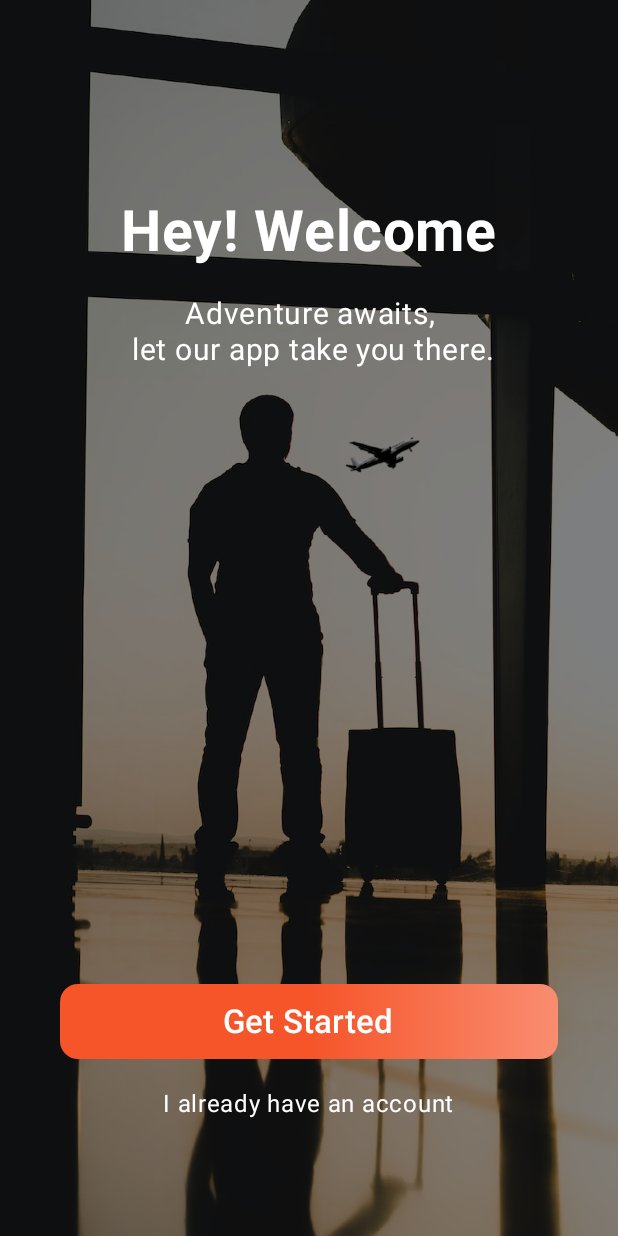
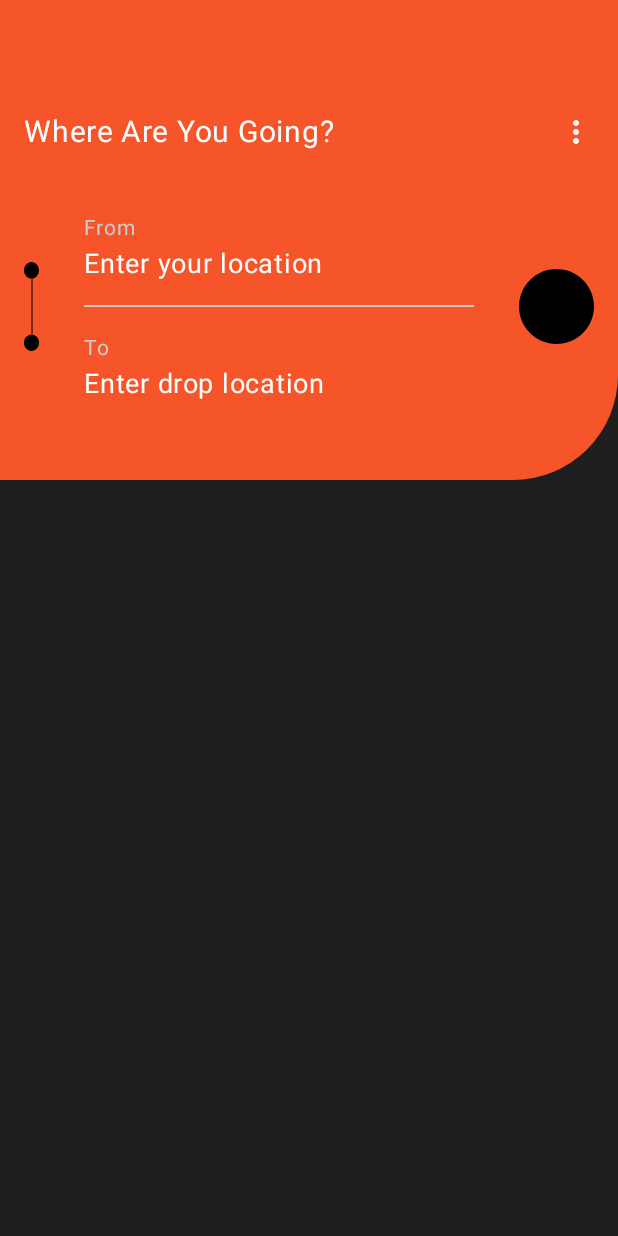
Before and after one commit to udaychugh/TravelMate, an Android app built with Jetpack Compose: the screen it shows after launch (PreAuthActivity before the commit, HomeScreenActivity after it), on a phone screen of 412 x 824 dp. Run offline under Robolectric (Android 15) with nearby library versions, the phone set to English and light mode, and no system bars.

Commit message:
added home screens

```diff
--- a/app/src/main/java/com/freelab/tech/travelmate/ui/home/HomeScreenActivity.kt
+++ b/app/src/main/java/com/freelab/tech/travelmate/ui/home/HomeScreenActivity.kt
@@ -11,6 +11,7 @@ import androidx.compose.material3.Text
 import androidx.compose.runtime.Composable
 import androidx.compose.ui.Modifier
 import androidx.compose.ui.tooling.preview.Preview
+import com.freelab.tech.travelmate.ui.navigation.HomeNavigation
 import com.freelab.tech.travelmate.ui.theme.TravelMateTheme
 
 class HomeScreenActivity : ComponentActivity() {
@@ -19,29 +20,8 @@ class HomeScreenActivity : ComponentActivity() {
         enableEdgeToEdge()
         setContent {
             TravelMateTheme {
-                Scaffold(modifier = Modifier.fillMaxSize()) { innerPadding ->
-                    Greeting(
-                        name = "Android",
-                        modifier = Modifier.padding(innerPadding)
-                    )
-                }
+                HomeNavigation()
             }
         }
     }
 }
-
-@Composable
-fun Greeting(name: String, modifier: Modifier = Modifier) {
-    Text(
-        text = "Hello $name!",
-        modifier = modifier
-    )
-}
-
-@Preview(showBackground = true)
-@Composable
-fun GreetingPreview() {
-    TravelMateTheme {
-        Greeting("Android")
-    }
-}
--- /dev/null
+++ b/app/src/main/java/com/freelab/tech/travelmate/ui/home/screens/HomeScreen.kt
@@ -0,0 +1,33 @@
+package com.freelab.tech.travelmate.ui.home.screens
+
+import androidx.compose.foundation.background
+import androidx.compose.foundation.gestures.Orientation
+import androidx.compose.foundation.gestures.scrollable
+import androidx.compose.foundation.layout.Box
+import androidx.compose.foundation.layout.fillMaxSize
+import androidx.compose.foundation.rememberScrollState
+import androidx.compose.material3.Text
+import androidx.compose.runtime.Composable
+import androidx.compose.ui.Modifier
+import androidx.compose.ui.tooling.preview.Preview
+import com.freelab.tech.travelmate.ui.navigation.LocalHomeNavController
+import com.freelab.tech.travelmate.ui.theme.bgBlack
+
+@Composable
+@Preview(showBackground = true)
+fun HomeScreen() {
+    val navController = LocalHomeNavController.current
+    Box(
+        modifier = Modifier
+            .fillMaxSize()
+            .scrollable(
+                orientation = Orientation.Vertical,
+                state = rememberScrollState()
+            )
+            .background(
+                color = bgBlack
+            )
+    ) {
+        Text(text = "Hello Home")
+    }
+}
--- /dev/null
+++ b/app/src/main/java/com/freelab/tech/travelmate/ui/home/screens/ProfileScreen.kt
@@ -0,0 +1,31 @@
+package com.freelab.tech.travelmate.ui.home.screens
+
+import androidx.compose.foundation.background
+import androidx.compose.foundation.gestures.Orientation
+import androidx.compose.foundation.gestures.scrollable
+import androidx.compose.foundation.layout.Box
+import androidx.compose.foundation.layout.fillMaxSize
+import androidx.compose.foundation.rememberScrollState
+import androidx.compose.material3.Text
+import androidx.compose.runtime.Composable
+import androidx.compose.ui.Modifier
+import com.freelab.tech.travelmate.ui.navigation.LocalHomeNavController
+import com.freelab.tech.travelmate.ui.theme.bgBlack
+
+@Composable
+fun ProfileScreen() {
+    val navController = LocalHomeNavController.current
+    Box(
+        modifier = Modifier
+            .fillMaxSize()
+            .scrollable(
+                orientation = Orientation.Vertical,
+                state = rememberScrollState()
+            )
+            .background(
+                color = bgBlack
+            )
+    ) {
+        Text(text = "Hello Profile")
+    }
+}
--- /dev/null
+++ b/app/src/main/java/com/freelab/tech/travelmate/ui/home/screens/StartScreen.kt
@@ -0,0 +1,210 @@
+package com.freelab.tech.travelmate.ui.home.screens
+
+import androidx.compose.foundation.background
+import androidx.compose.foundation.gestures.Orientation
+import androidx.compose.foundation.gestures.scrollable
+import androidx.compose.foundation.layout.Arrangement
+import androidx.compose.foundation.layout.Box
+import androidx.compose.foundation.layout.Column
+import androidx.compose.foundation.layout.Row
+import androidx.compose.foundation.layout.Spacer
+import androidx.compose.foundation.layout.fillMaxSize
+import androidx.compose.foundation.layout.fillMaxWidth
+import androidx.compose.foundation.layout.height
+import androidx.compose.foundation.layout.padding
+import androidx.compose.foundation.layout.width
+import androidx.compose.foundation.rememberScrollState
+import androidx.compose.foundation.shape.RoundedCornerShape
+import androidx.compose.foundation.text.BasicTextField
+import androidx.compose.material.icons.Icons
+import androidx.compose.material.icons.filled.MoreVert
+import androidx.compose.material3.Divider
+import androidx.compose.material3.Icon
+import androidx.compose.material3.Text
+import androidx.compose.runtime.Composable
+import androidx.compose.runtime.MutableState
+import androidx.compose.runtime.mutableStateOf
+import androidx.compose.runtime.remember
+import androidx.compose.ui.Alignment
+import androidx.compose.ui.Modifier
+import androidx.compose.ui.graphics.Color
+import androidx.compose.ui.graphics.vector.ImageVector
+import androidx.compose.ui.graphics.vector.rememberVectorPainter
+import androidx.compose.ui.res.painterResource
+import androidx.compose.ui.res.stringResource
+import androidx.compose.ui.res.vectorResource
+import androidx.compose.ui.text.TextStyle
+import androidx.compose.ui.tooling.preview.Preview
+import androidx.compose.ui.unit.dp
+import androidx.compose.ui.unit.sp
+import com.freelab.tech.travelmate.R
+import com.freelab.tech.travelmate.ui.navigation.LocalHomeNavController
+import com.freelab.tech.travelmate.ui.theme.bgBlack
+import com.freelab.tech.travelmate.ui.theme.darkOrange
+
+@Composable
+@Preview(showBackground = true)
+fun StartScreen() {
+    val navController = LocalHomeNavController.current
+    Box(
+        modifier = Modifier
+            .fillMaxSize()
+            .scrollable(
+                orientation = Orientation.Vertical,
+                state = rememberScrollState()
+            )
+            .background(
+                color = bgBlack
+            )
+    ) {
+        Box(
+            modifier = Modifier
+                .height(320.dp)
+                .fillMaxWidth()
+                .background(
+                    color = darkOrange,
+                    shape = RoundedCornerShape(
+                        bottomEnd = 70.dp
+                    )
+                )
+        )
+        Column(
+            modifier = Modifier
+                .fillMaxSize()
+                .padding(16.dp),
+        ) {
+            Spacer(modifier = Modifier.height(60.dp))
+
+            Row(
+                modifier = Modifier
+                    .fillMaxWidth(),
+                horizontalArrangement = Arrangement.SpaceBetween
+            ) {
+                Text(
+                    text = stringResource(
+                        id = R.string.start_screen_title
+                    ),
+                    color = Color.White,
+                    fontSize = 20.sp
+                )
+                Icon(
+                    imageVector = Icons.Filled.MoreVert,
+                    contentDescription = "More options",
+                    tint = Color.White
+                )
+            }
+
+            Spacer(modifier = Modifier.height(40.dp))
+
+            LocationSelector()
+
+        }
+    }
+}
+
+@Composable
+fun LocationSelector() {
+    val startLocation = remember {
+        mutableStateOf("")
+    }
+
+    val endLocation = remember {
+        mutableStateOf("")
+    }
+
+    Row(
+        modifier = Modifier
+            .fillMaxWidth(),
+        horizontalArrangement = Arrangement.SpaceBetween,
+        verticalAlignment = Alignment.CenterVertically
+    ) {
+        Icon(
+            painter = rememberVectorPainter(
+                image = ImageVector.vectorResource(id = R.drawable.ic_location_marks)
+            ),
+            contentDescription = "",
+            modifier = Modifier
+                .height(75.dp)
+                .width(10.dp)
+        )
+
+        Column(
+            modifier = Modifier
+                .weight(1f)
+                .padding(
+                    start = 30.dp,
+                    end = 30.dp
+                )
+        ) {
+            Text(
+                text = stringResource(
+                    id = R.string.start_screen_location_from
+                ),
+                color = Color.LightGray,
+                fontSize = 14.sp
+            )
+
+            LocationInput(
+                stringResource(
+                    id = R.string.start_screen_location_from_hint
+                ),
+                startLocation
+            )
+
+            Spacer(modifier = Modifier.height(15.dp))
+
+            Box(
+                modifier = Modifier
+                    .fillMaxWidth()
+                    .height(1.dp)
+                    .background(Color.LightGray)
+            )
+
+            Spacer(modifier = Modifier.height(15.dp))
+
+            Text(
+                text = stringResource(
+                    id = R.string.start_screen_location_to
+                ),
+                color = Color.LightGray,
+                fontSize = 14.sp
+            )
+
+            LocationInput(
+                stringResource(
+                    id = R.string.start_screen_location_to_hint
+                ),
+                endLocation
+            )
+        }
+
+        Icon(
+            painter = painterResource(id = R.drawable.ic_up_down),
+            contentDescription = "Reverse Options",
+        )
+
+    }
+}
+
+@Composable
+fun LocationInput(
+    hint: String,
+    fieldValue: MutableState<String>,
+) {
+    BasicTextField(
+        value = fieldValue.value,
+        onValueChange = { fieldValue.value = it },
+        singleLine = true,
+        textStyle = TextStyle(color = Color.White, fontSize = 18.sp),
+        decorationBox = { innerTextField ->
+            if (fieldValue.value.isEmpty()) {
+                Text(
+                    text = hint,
+                    color = Color.White,
+                    fontSize = 18.sp
+                )
+            }
+            innerTextField()
+        }
+    )
+}
--- /dev/null
+++ b/app/src/main/java/com/freelab/tech/travelmate/ui/navigation/NavConstants.kt
@@ -0,0 +1,13 @@
+package com.freelab.tech.travelmate.ui.navigation
+
+enum class NavConstants(val screen: String) {
+    INTRO("intro"),
+    REGISTER_ONE("register_one"),
+    REGISTER_TWO("register_two"),
+    LOGIN("login"),
+    HOME("home"),
+    START("start"),
+    PROFILE("profile"),
+
+
+}
--- a/app/src/main/java/com/freelab/tech/travelmate/ui/navigation/NavController.kt
+++ b/app/src/main/java/com/freelab/tech/travelmate/ui/navigation/NavController.kt
@@ -7,32 +7,59 @@ import androidx.navigation.NavHostController
 import androidx.navigation.compose.NavHost
 import androidx.navigation.compose.composable
 import androidx.navigation.compose.rememberNavController
+import com.freelab.tech.travelmate.ui.home.screens.HomeScreen
+import com.freelab.tech.travelmate.ui.home.screens.ProfileScreen
+import com.freelab.tech.travelmate.ui.home.screens.StartScreen
 import com.freelab.tech.travelmate.ui.preauth.screens.IntroScreen
 import com.freelab.tech.travelmate.ui.preauth.screens.LoginScreen
 import com.freelab.tech.travelmate.ui.preauth.screens.RegisterScreenOne
 import com.freelab.tech.travelmate.ui.preauth.screens.RegisterScreenTwo
 
-val LocalNavController = staticCompositionLocalOf<NavHostController> {
-    error("Nav Controller not provided")
+val LocalPreAuthNavController = staticCompositionLocalOf<NavHostController> {
+    error("Pre Auth Nav Controller not provided")
+}
+
+val LocalHomeNavController = staticCompositionLocalOf<NavHostController> {
+    error("Home Nav controller not provided")
 }
 
 @Composable
-fun AppNavigation() {
+fun PreAuthNavigation() {
     val navController = rememberNavController()
-    CompositionLocalProvider(LocalNavController provides navController) {
-        NavHost(navController = navController, startDestination = "intro") {
-            composable("intro") {
+    CompositionLocalProvider(LocalPreAuthNavController provides navController) {
+        NavHost(navController = navController, startDestination = NavConstants.INTRO.screen) {
+            composable(NavConstants.INTRO.screen) {
                 IntroScreen()
             }
-            composable("register_one") {
+            composable(NavConstants.REGISTER_ONE.screen) {
                 RegisterScreenOne()
             }
-            composable("register_two") {
+            composable(NavConstants.REGISTER_TWO.screen) {
                 RegisterScreenTwo()
             }
-            composable("login") {
+            composable(NavConstants.LOGIN.screen) {
                 LoginScreen()
             }
         }
     }
 }
+
+
+@Composable
+fun HomeNavigation() {
+    val navController = rememberNavController()
+    CompositionLocalProvider(LocalHomeNavController provides  navController) {
+        NavHost(navController = navController, startDestination = NavConstants.START.screen) {
+            composable(NavConstants.START.screen) {
+                StartScreen()
+            }
+            composable(NavConstants.HOME.screen) {
+                HomeScreen()
+            }
+            composable(NavConstants.PROFILE.screen) {
+                ProfileScreen()
+            }
+
+        }
+    }
+}
--- a/app/src/main/java/com/freelab/tech/travelmate/ui/preauth/PreAuthActivity.kt
+++ b/app/src/main/java/com/freelab/tech/travelmate/ui/preauth/PreAuthActivity.kt
@@ -5,7 +5,7 @@ import androidx.activity.ComponentActivity
 import androidx.activity.compose.setContent
 import androidx.activity.enableEdgeToEdge
 import androidx.core.splashscreen.SplashScreen.Companion.installSplashScreen
-import com.freelab.tech.travelmate.ui.navigation.AppNavigation
+import com.freelab.tech.travelmate.ui.navigation.PreAuthNavigation
 import com.freelab.tech.travelmate.ui.theme.TravelMateTheme
 
 class PreAuthActivity : ComponentActivity() {
@@ -15,7 +15,7 @@ class PreAuthActivity : ComponentActivity() {
         enableEdgeToEdge()
         setContent {
             TravelMateTheme {
-                AppNavigation()
+                PreAuthNavigation()
             }
         }
     }
--- a/app/src/main/java/com/freelab/tech/travelmate/ui/preauth/screens/IntroScreen.kt
+++ b/app/src/main/java/com/freelab/tech/travelmate/ui/preauth/screens/IntroScreen.kt
@@ -23,12 +23,12 @@ import androidx.compose.ui.unit.dp
 import androidx.compose.ui.unit.sp
 import com.freelab.tech.travelmate.R
 import com.freelab.tech.travelmate.ui.components.AppButton
-import com.freelab.tech.travelmate.ui.navigation.LocalNavController
+import com.freelab.tech.travelmate.ui.navigation.LocalPreAuthNavController
 
 @Composable
 @Preview(showBackground = true)
 fun IntroScreen() {
-    val navController = LocalNavController.current
+    val navController = LocalPreAuthNavController.current
     Box(modifier = Modifier.fillMaxSize()) {
         Image(
             painter = painterResource(id = R.drawable.ic_background),
--- a/app/src/main/java/com/freelab/tech/travelmate/ui/preauth/screens/LoginScreen.kt
+++ b/app/src/main/java/com/freelab/tech/travelmate/ui/preauth/screens/LoginScreen.kt
@@ -21,7 +21,7 @@ import androidx.compose.ui.unit.dp
 import androidx.compose.ui.unit.sp
 import com.freelab.tech.travelmate.ui.components.AppButton
 import com.freelab.tech.travelmate.ui.components.AppInput
-import com.freelab.tech.travelmate.ui.navigation.LocalNavController
+import com.freelab.tech.travelmate.ui.navigation.LocalPreAuthNavController
 import com.freelab.tech.travelmate.ui.theme.bgBlack
 import com.freelab.tech.travelmate.ui.utils.isValidEmail
 import com.freelab.tech.travelmate.ui.utils.isValidPassword
@@ -29,7 +29,7 @@ import com.freelab.tech.travelmate.ui.utils.isValidPhone
 
 @Composable
 fun LoginScreen() {
-    val navController = LocalNavController.current
+    val navController = LocalPreAuthNavController.current
     val authId = remember {
         mutableStateOf("")
     }
--- a/app/src/main/java/com/freelab/tech/travelmate/ui/preauth/screens/RegisterScreen.kt
+++ b/app/src/main/java/com/freelab/tech/travelmate/ui/preauth/screens/RegisterScreen.kt
@@ -21,7 +21,7 @@ import androidx.compose.ui.unit.dp
 import androidx.compose.ui.unit.sp
 import com.freelab.tech.travelmate.ui.components.AppButton
 import com.freelab.tech.travelmate.ui.components.AppInput
-import com.freelab.tech.travelmate.ui.navigation.LocalNavController
+import com.freelab.tech.travelmate.ui.navigation.LocalPreAuthNavController
 import com.freelab.tech.travelmate.ui.theme.bgBlack
 import com.freelab.tech.travelmate.ui.utils.isValidEmail
 import com.freelab.tech.travelmate.ui.utils.isValidName
@@ -30,7 +30,7 @@ import com.freelab.tech.travelmate.ui.utils.isValidPhone
 
 @Composable
 fun RegisterScreenOne() {
-    val navController = LocalNavController.current
+    val navController = LocalPreAuthNavController.current
 
     val name = remember {
         mutableStateOf("")
@@ -178,7 +178,7 @@ fun RegisterScreenOne() {
 
 @Composable
 fun RegisterScreenTwo() {
-    val navController = LocalNavController.current
+    val navController = LocalPreAuthNavController.current
 
     val carName = remember {
         mutableStateOf("")
--- /dev/null
+++ b/app/src/main/res/drawable/ic_location_marks.xml
@@ -0,0 +1,20 @@
+<vector xmlns:android="http://schemas.android.com/apk/res/android"
+    android:width="15dp"
+    android:height="89dp"
+    android:viewportWidth="15"
+    android:viewportHeight="89">
+  <path
+      android:pathData="M0,8.307a7.5,8.307 0,1 0,15 0a7.5,8.307 0,1 0,-15 0z"
+      android:fillColor="#ffffff"/>
+  <path
+      android:pathData="M3.214,8.307a4.286,4.747 0,1 0,8.571 0a4.286,4.747 0,1 0,-8.571 0z"
+      android:fillColor="#F65429"/>
+  <path
+      android:pathData="M0,80.693a7.5,8.307 0,1 0,15 0a7.5,8.307 0,1 0,-15 0z"
+      android:fillColor="#ffffff"/>
+  <path
+      android:strokeWidth="1"
+      android:pathData="M8,16.613L8,72.387"
+      android:fillColor="#00000000"
+      android:strokeColor="#ffffff"/>
+</vector>
--- /dev/null
+++ b/app/src/main/res/drawable/ic_up_down.xml
@@ -0,0 +1,12 @@
+<vector xmlns:android="http://schemas.android.com/apk/res/android"
+    android:width="50dp"
+    android:height="50dp"
+    android:viewportWidth="50"
+    android:viewportHeight="50">
+  <path
+      android:pathData="M25,25m-25,0a25,25 0,1 1,50 0a25,25 0,1 1,-50 0"
+      android:fillColor="#D9D9D9"/>
+  <path
+      android:pathData="M20.47,37H19.689C19.042,37 18.517,36.475 18.517,35.828V18.25H16.173C15.13,18.25 14.608,16.985 15.344,16.25L19.251,12.343C19.708,11.886 20.45,11.886 20.908,12.343L24.814,16.25C25.547,16.983 25.033,18.25 23.986,18.25H21.642V35.828C21.642,36.475 21.117,37 20.47,37ZM27.892,13.172V30.75H25.548C24.507,30.75 23.982,32.013 24.719,32.75L28.626,36.657C29.083,37.114 29.825,37.114 30.283,36.657L34.189,32.75C34.923,32.017 34.407,30.75 33.361,30.75H31.017V13.172C31.017,12.525 30.492,12 29.845,12H29.064C28.417,12 27.892,12.525 27.892,13.172Z"
+      android:fillColor="#F65429"/>
+</vector>
--- a/app/src/main/res/values/strings.xml
+++ b/app/src/main/res/values/strings.xml
@@ -1,4 +1,12 @@
 <resources>
     <string name="app_name">TravelMate</string>
     <string name="title_activity_home_screen">HomeScreenActivity</string>
+
+    <!-- start screen -->
+    <string name="start_screen_title">Where Are You Going?</string>
+    <string name="start_screen_location_from">From</string>
+    <string name="start_screen_location_from_hint">Enter your location</string>
+    <string name="start_screen_current_location">Current Location</string>
+    <string name="start_screen_location_to">To</string>
+    <string name="start_screen_location_to_hint">Enter drop location</string>
 </resources>
```
Also changed, not shown: app/src/main/AndroidManifest.xml (+8 -6 lines).
